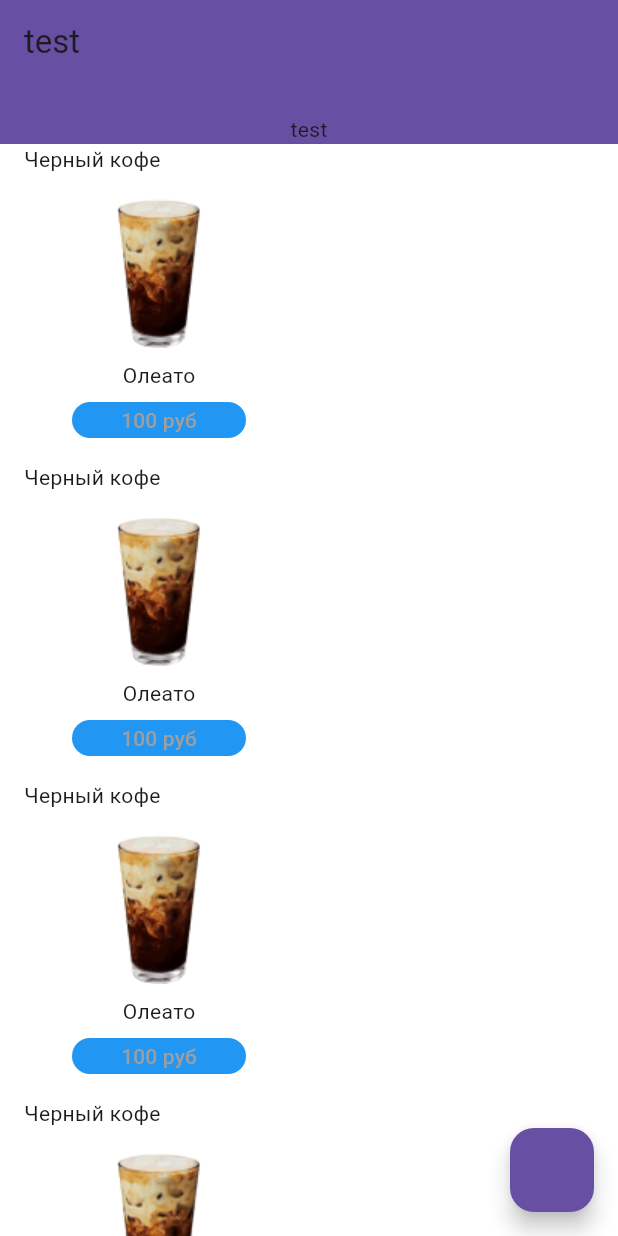
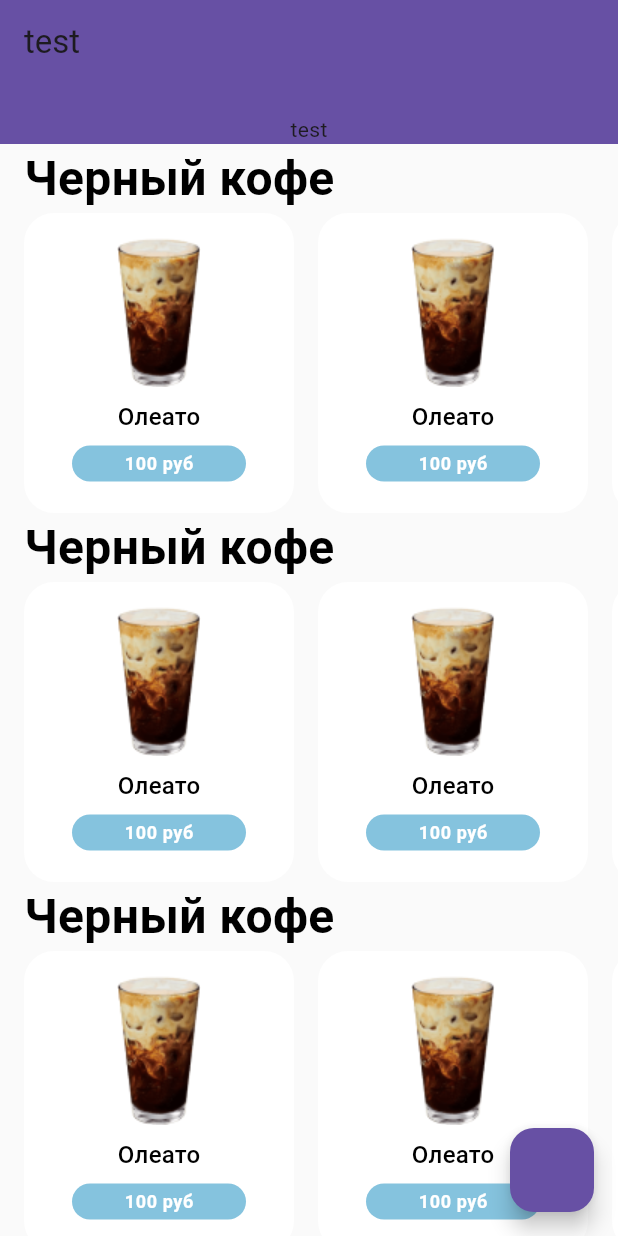
Before and after one commit to DeathSwear/FlutterLab_CoffeeShop_Effective, a Flutter app: the screen it shows after launch, on a phone screen of 412 x 824 dp. Run offline on Flutter 3.47's test engine with Material 3 defaults, Android fonts, the phone set to English and light mode, and no system bars; generated files the repository leaves out were written again.

Commit message:
add text styles

```diff
--- /dev/null
+++ b/lib/src/features/menu/data/text_styles.dart
@@ -0,0 +1,32 @@
+import 'dart:ui';
+import 'package:flutter/material.dart';
+
+class AppTextStyles {
+  static const title = TextStyle(
+    color: Colors.black,
+    fontSize: 32,
+    fontWeight: FontWeight.w600,
+  );
+  static const subtitle = TextStyle(
+    color: Colors.black,
+    fontSize: 16,
+    fontWeight: FontWeight.w500,
+    letterSpacing: 0.15,
+  );
+  static const price = TextStyle(
+    color: Colors.white,
+    fontSize: 12,
+    fontWeight: FontWeight.w700,
+    letterSpacing: 0.4
+  );
+  static const chipActive = TextStyle(
+    color: Colors.white,
+    fontSize: 14,
+    fontWeight: FontWeight.w400,
+  );
+  static const chip = TextStyle(
+      color: Colors.black,
+      fontSize: 14,
+      fontWeight: FontWeight.w400,
+  );
+}
--- a/lib/src/features/menu/view/menu_screen.dart
+++ b/lib/src/features/menu/view/menu_screen.dart
@@ -1,5 +1,6 @@
 import 'package:flutter/material.dart';
 import 'package:flutter_course/src/features/menu/view/widgets/category.dart';
+import 'package:flutter_course/src/theme/app_colors.dart';
 
 class MenuScreen extends StatelessWidget {
   const MenuScreen({super.key});
@@ -8,7 +9,7 @@ class MenuScreen extends StatelessWidget {
   Widget build(BuildContext context) {
     final theme = Theme.of(context);
     return Scaffold(
-      backgroundColor: Colors.white70,
+      backgroundColor: AppColors.backgroundColor,
       body: CustomScrollView(
         slivers: [
           SliverAppBar(
--- a/lib/src/features/menu/view/widgets/category.dart
+++ b/lib/src/features/menu/view/widgets/category.dart
@@ -1,5 +1,7 @@
 import 'package:flutter/material.dart';
 import 'package:flutter_course/src/features/menu/view/widgets/coffe_card.dart';
+
+import 'package:flutter_course/src/features/menu/data/text_styles.dart';
 
 class Category extends StatelessWidget {
   const Category({super.key});
@@ -11,8 +13,20 @@ class Category extends StatelessWidget {
           child: Column(
             crossAxisAlignment: CrossAxisAlignment.start,
             children: [
-              Text('Черный кофе'),
-              CoffeCard()
+              Text(
+                  'Черный кофе',
+                style: AppTextStyles.title,
+              ),
+              SizedBox(
+                height: 200,
+                child: ListView.separated(
+                    scrollDirection: Axis.horizontal,
+                    itemBuilder: (context, index) => CoffeCard(),
+                    separatorBuilder: (context, _) => SizedBox(width: 16),
+                    itemCount: 6
+                ),
+              )
+
             ],
           ),
     );
--- a/lib/src/features/menu/view/widgets/coffe_card.dart
+++ b/lib/src/features/menu/view/widgets/coffe_card.dart
@@ -1,8 +1,11 @@
 import 'package:flutter/material.dart';
+
+import 'package:flutter_course/src/theme/app_colors.dart';
+
+import 'package:flutter_course/src/features/menu/data/text_styles.dart';
 
 class CoffeCard extends StatelessWidget {
   const CoffeCard({super.key});
-
 
   @override
   Widget build(BuildContext context) {
@@ -21,7 +24,10 @@ class CoffeCard extends StatelessWidget {
             ),
           const Padding(
               padding: EdgeInsets.symmetric(vertical: 8),
-            child: Text('Олеато'),
+            child: Text(
+                'Олеато',
+                style: AppTextStyles.subtitle,
+            ),
           ),
           SizedBox(
             height: 24,
@@ -31,12 +37,15 @@ class CoffeCard extends StatelessWidget {
               style: ElevatedButton.styleFrom(
                   elevation: 10,
                   //fixedSize: const Size(116, 24),
-                  backgroundColor: Colors.blue,
-                  foregroundColor: Colors.grey,
+                  backgroundColor: AppColors.mainColor,
+                  foregroundColor: Colors.white,
                   shape: RoundedRectangleBorder(borderRadius: BorderRadius.circular(20)),
                   padding: EdgeInsets.zero,
               ),
-              child: Text('100 руб'),
+              child: Text(
+                  '100 руб',
+                  style: AppTextStyles.price,
+              ),
             ),
           )
 
--- a/lib/src/theme/app_colors.dart
+++ b/lib/src/theme/app_colors.dart
@@ -2,4 +2,6 @@ import 'package:flutter/material.dart';
 
 sealed class AppColors {
   static const white = Colors.white;
+  static const Color backgroundColor = Color(0xFFFAFAFA);
+  static const Color mainColor = Color(0xFF85C3DE);
 }
```
